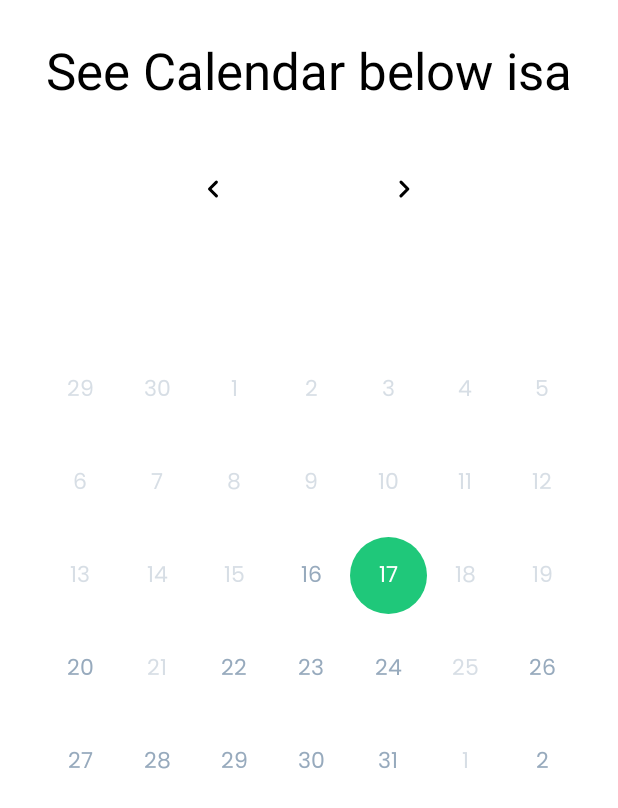
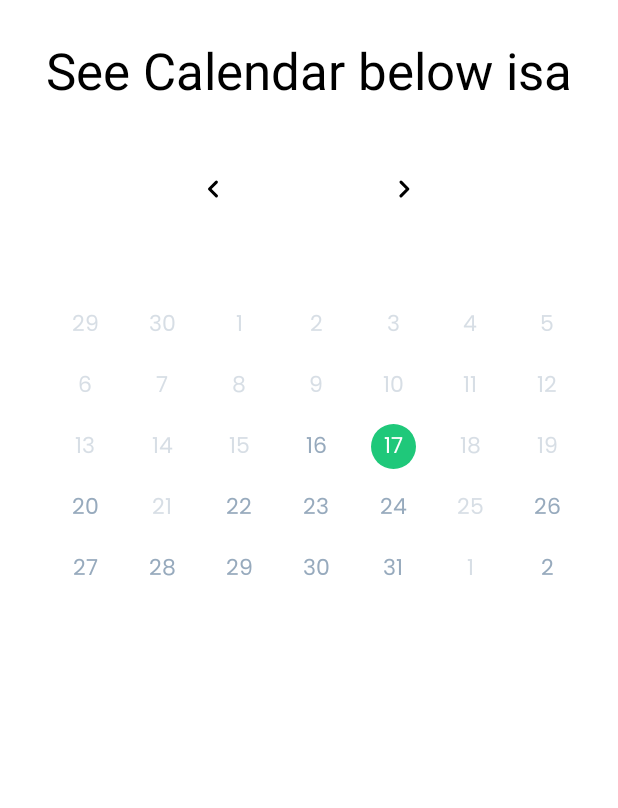
Before and after one commit to MohamedAlaaEldin636/Date-Picker, an Android app: the screen it shows after launch (MainActivity), on a phone screen of 412 x 824 dp. Shown: the top 808 px of the screen. Run offline under Robolectric (Android 15) with nearby library versions, the phone set to English and light mode, and no system bars; our stand-ins replace data binding.

Commit message:
UI Improvements

```diff
--- a/core/src/main/java/ma/ya/datepicker/core/DatePickerFragment.kt
+++ b/core/src/main/java/ma/ya/datepicker/core/DatePickerFragment.kt
@@ -110,7 +110,7 @@ class DatePickerFragment : Fragment() {
 			override fun checkLayoutParams(layoutParams: RecyclerView.LayoutParams?): Boolean {
 				if (layoutParams != null) {
 					layoutParams.width = width / 7
-					layoutParams.height = layoutParams.width
+					//layoutParams.height = layoutParams.width
 				}
 
 				return super.checkLayoutParams(layoutParams)
@@ -124,7 +124,7 @@ class DatePickerFragment : Fragment() {
 			override fun checkLayoutParams(layoutParams: RecyclerView.LayoutParams?): Boolean {
 				if (layoutParams != null) {
 					layoutParams.width = width / 7
-					layoutParams.height = layoutParams.width
+					//layoutParams.height = layoutParams.width
 				}
 
 				return super.checkLayoutParams(layoutParams)
--- a/core/src/main/res/layout/fragment_date_picker.xml
+++ b/core/src/main/res/layout/fragment_date_picker.xml
@@ -81,9 +81,9 @@
             tools:listitem="@layout/item_day"
             tools:layoutManager="androidx.recyclerview.widget.GridLayoutManager"
 
-            android:layout_marginTop="5dp"
-            android:layout_marginStart="26dp"
-            android:layout_marginEnd="26dp"
+            android:paddingTop="5dp"
+            android:paddingStart="26dp"
+            android:paddingEnd="26dp"
             android:clipToPadding="false"
 
             app:layout_constraintTop_toBottomOf="@id/titleTextView"
@@ -104,9 +104,9 @@
             tools:listitem="@layout/item_num"
             tools:layoutManager="androidx.recyclerview.widget.GridLayoutManager"
 
-            android:layout_marginTop="14dp"
-            android:layout_marginStart="26dp"
-            android:layout_marginEnd="26dp"
+            android:paddingTop="9dp"
+            android:paddingStart="26dp"
+            android:paddingEnd="26dp"
             android:clipToPadding="false"
 
             app:layout_constraintTop_toBottomOf="@id/recyclerViewDays"
--- a/core/src/main/res/layout/item_day.xml
+++ b/core/src/main/res/layout/item_day.xml
@@ -10,8 +10,8 @@
     <androidx.appcompat.widget.AppCompatTextView
         android:id="@+id/textView"
 
-        android:layout_marginStart="2dp"
-        android:layout_marginEnd="2dp"
+        android:paddingStart="4dp"
+        android:paddingEnd="4dp"
 
         android:layout_width="35dp"
         android:layout_height="23dp"
--- a/core/src/main/res/layout/item_num.xml
+++ b/core/src/main/res/layout/item_num.xml
@@ -7,13 +7,19 @@
 
     </data>
 
-    <androidx.appcompat.widget.AppCompatTextView
-        android:id="@+id/textView"
-
+    <FrameLayout
         android:layout_marginTop="5dp"
         android:layout_marginBottom="5dp"
         android:layout_marginStart="2dp"
         android:layout_marginEnd="2dp"
+
+        android:layout_width="30dp"
+        android:layout_height="30dp"
+
+        android:layout_gravity="center">
+
+        <androidx.appcompat.widget.AppCompatTextView
+            android:id="@+id/textView"
 
             android:layout_width="30dp"
             android:layout_height="30dp"
@@ -42,4 +48,6 @@
             app:autoSizeMaxTextSize="15sp"
             app:autoSizeMinTextSize="6sp"/>
 
+    </FrameLayout>
+
 </layout>
```
Also changed, not shown: 1 other file. Lines whose indentation alone changed are shown as unchanged.
